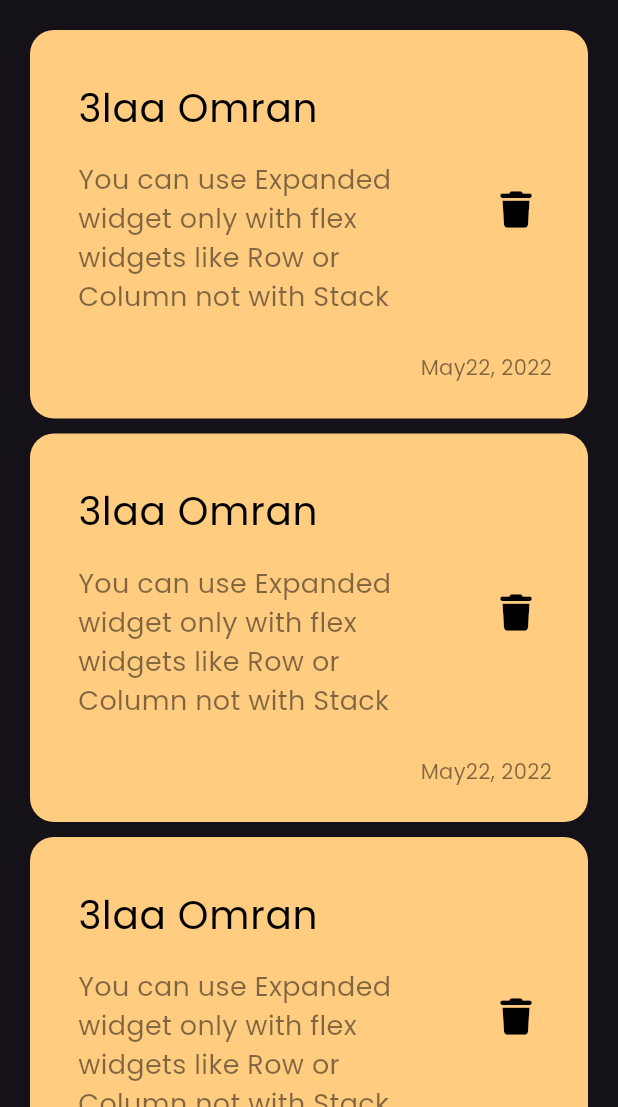
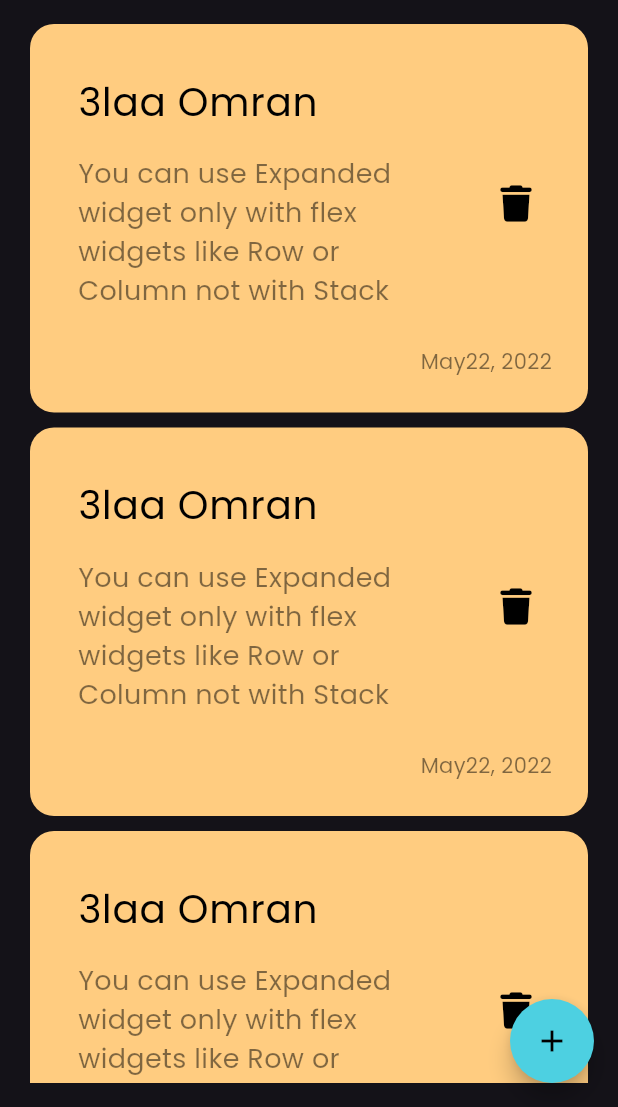
Before and after one commit to 3laaOmran/Notes_App, a Flutter app: the screen it shows after launch, on a phone screen of 412 x 824 dp, the part 129-1236 px from its top. Run offline on Flutter 3.47's test engine with Material 3 defaults, Android fonts, the phone set to English and light mode, and no system bars; our stand-ins replace font_awesome_flutter.

Commit message:
add edit view

```diff
--- a/lib/views/notes_app_view.dart
+++ b/lib/views/notes_app_view.dart
@@ -1,13 +1,28 @@
 import 'package:flutter/material.dart';
 import 'package:notes_app/views/widgets/notes_view_body.dart';
+
+import 'widgets/add_note_bottom_sheet.dart';
 
 class NotesAppView extends StatelessWidget {
   const NotesAppView({super.key});
 
   @override
   Widget build(BuildContext context) {
-    return const Scaffold(
-      body: NotesViewBody()
-    );
+    return Scaffold(
+        floatingActionButton: FloatingActionButton(
+          onPressed: () {
+            showModalBottomSheet(
+                context: context, builder: (context) =>const AddNoteBottomSheet());
+          },
+          backgroundColor: Colors.cyan[300],
+          shape: const RoundedRectangleBorder(
+            borderRadius: BorderRadius.all(Radius.circular(35.0)),
+          ),
+          child: const Icon(
+            Icons.add,
+            color: Colors.black,
+          ),
+        ),
+        body: const NotesViewBody());
   }
 }
--- a/lib/views/widgets/custom_appbar.dart
+++ b/lib/views/widgets/custom_appbar.dart
@@ -2,21 +2,24 @@ import 'package:flutter/material.dart';
 import 'package:notes_app/views/widgets/custom_search_icon.dart';
 
 class CustomAppBar extends StatelessWidget {
-  const CustomAppBar({super.key});
-
+  const CustomAppBar({super.key, this.title, required this.icon});
+  final String? title;
+  final IconData icon;
   @override
   Widget build(BuildContext context) {
-    return const Row(
+    return Row(
+      mainAxisAlignment: MainAxisAlignment.spaceBetween,
       children: [
         Text(
-          "Notes",
+          '$title',
           style: TextStyle(
             fontSize: 30,
             // fontWeight: FontWeight.bold,
           ),
         ),
-        Spacer(),
-        CustomSearchIcon(),
+        CustomSearchIcon(
+          icon: icon,
+        ),
       ],
     );
   }
--- a/lib/views/widgets/custom_note_item.dart
+++ b/lib/views/widgets/custom_note_item.dart
@@ -1,12 +1,25 @@
 import 'package:flutter/material.dart';
 import 'package:font_awesome_flutter/font_awesome_flutter.dart';
+
+import 'edit_note_view.dart';
 
 class NoteItem extends StatelessWidget {
   const NoteItem({super.key});
 
   @override
   Widget build(BuildContext context) {
-    return Container(
+    return GestureDetector(
+      onTap: () {
+        Navigator.push(
+          context,
+          MaterialPageRoute(
+            builder: (context) {
+              return const EditNoteView();
+            },
+          ),
+        );
+      },
+      child: Container(
         padding: const EdgeInsets.only(top: 24, bottom: 24, left: 16),
         decoration: BoxDecoration(
           color: const Color(0xffFFCC80),
@@ -35,9 +48,9 @@ class NoteItem extends StatelessWidget {
                   ),
                 ),
               ),
-            trailing:  IconButton(
-              onPressed: (){},
-              icon:const Icon(
+              trailing: IconButton(
+                onPressed: () {},
+                icon: const Icon(
                   FontAwesomeIcons.trash,
                   color: Colors.black,
                   size: 24,
@@ -55,6 +68,7 @@ class NoteItem extends StatelessWidget {
             ),
           ],
         ),
+      ),
     );
   }
 }
--- a/lib/views/widgets/custom_search_icon.dart
+++ b/lib/views/widgets/custom_search_icon.dart
@@ -1,8 +1,8 @@
 import 'package:flutter/material.dart';
 
 class CustomSearchIcon extends StatelessWidget {
-  const CustomSearchIcon({super.key});
-
+  const CustomSearchIcon({super.key, required this.icon});
+final IconData icon;
   @override
   Widget build(BuildContext context) {
     return Container(
@@ -13,8 +13,8 @@ class CustomSearchIcon extends StatelessWidget {
         color: Colors.white.withOpacity(0.05),
         borderRadius: BorderRadius.circular(16),
       ),
-      child: const Icon(
-        Icons.search,
+      child:  Icon(
+        icon,
         size: 27,
       ),
     );
--- a/lib/views/widgets/notes_list_view.dart
+++ b/lib/views/widgets/notes_list_view.dart
@@ -7,7 +7,10 @@ class NotesListView extends StatelessWidget {
 
   @override
   Widget build(BuildContext context) {
-    return ListView.separated(
+    return Padding(
+      padding: const EdgeInsets.symmetric(vertical: 16),
+      child: ListView.separated(
+        padding: EdgeInsets.zero,
         itemCount: 10,
         itemBuilder: (context, index) {
           return const NoteItem();
@@ -15,6 +18,7 @@ class NotesListView extends StatelessWidget {
         separatorBuilder: (context, index) => const SizedBox(
           height: 10,
         ),
+      ),
     );
   }
 }
--- a/lib/views/widgets/notes_view_body.dart
+++ b/lib/views/widgets/notes_view_body.dart
@@ -16,9 +16,9 @@ class NotesViewBody extends StatelessWidget {
           SizedBox(
             height: 40,
           ),
-          CustomAppBar(),
-          SizedBox(
-            height: 20,
+          CustomAppBar(
+            title: 'Notes',
+            icon: Icons.search,
           ),
           Expanded(child: NotesListView()),
         ],
```
Also changed, not shown: lib/views/widgets/add_note_bottom_sheet.dart (added, +50 -0 lines), lib/views/widgets/custom_text_form_field.dart (added, +32 -0 lines), lib/views/widgets/edit_note_body.dart (added, +38 -0 lines), lib/views/widgets/edit_note_view.dart (added, +13 -0 lines). Lines whose indentation alone changed are shown as unchanged.
